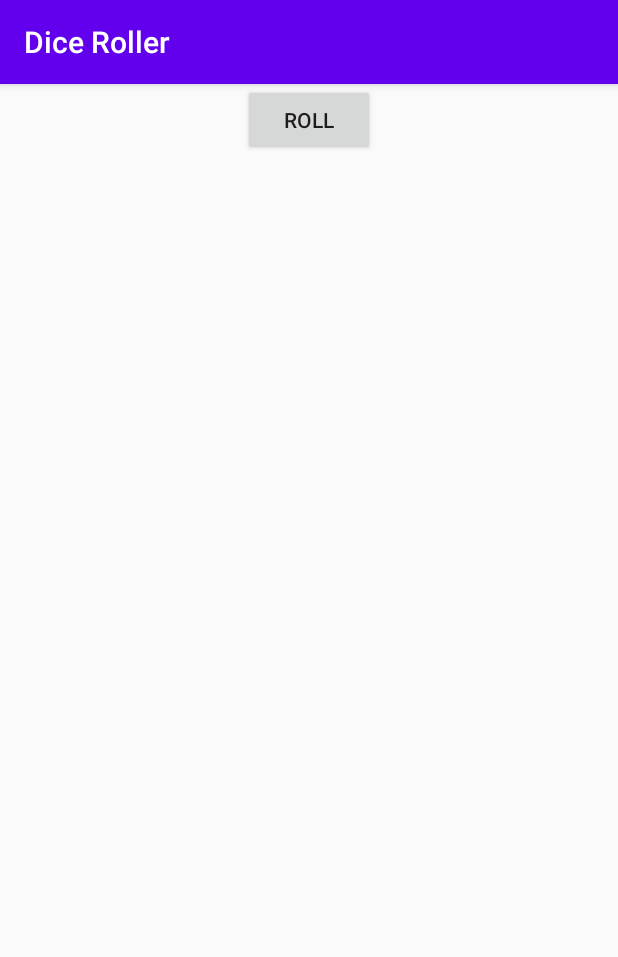
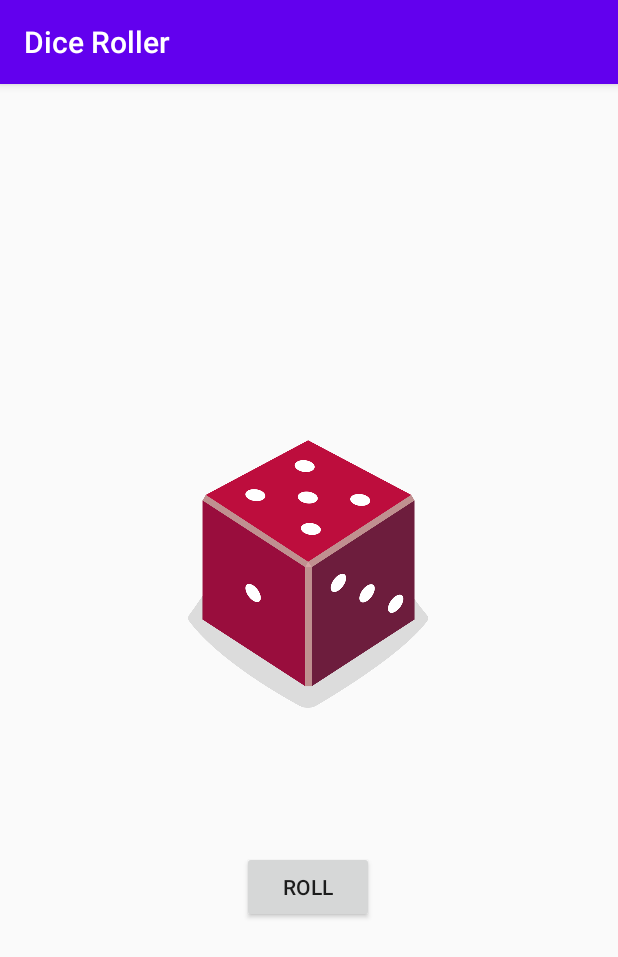
Before and after one commit to AlexBCSouza/Kotlin, an Android app: the screen it shows after launch (MainActivity), after a tap on "ROLL", on a phone screen of 412 x 824 dp. Shown: the top 957 px of the screen. Run offline under Robolectric (Android 15) with nearby library versions, the phone set to English and light mode, and no system bars.

Commit message:
Kotlin_Aula_11_ Jogando_dados.

```diff
--- a/Aula_11_Projeto/DiceRoller/app/src/main/java/com/example/diceroller/MainActivity.kt
+++ b/Aula_11_Projeto/DiceRoller/app/src/main/java/com/example/diceroller/MainActivity.kt
@@ -17,6 +17,7 @@
 
 import android.os.Bundle
 import android.widget.Button
+import android.widget.ImageView
 import android.widget.TextView
 import androidx.appcompat.app.AppCompatActivity
 
@@ -48,9 +49,17 @@
         val dice = Dice(6)
         val diceRoll = dice.roll()
 
-        // Update the screen with the dice roll
-        val resultTextView: TextView = findViewById(R.id.textView)
-        resultTextView.text = diceRoll.toString()
+        val diceImage: ImageView = findViewById(R.id.imageView)
+        when (diceRoll) {
+            1 -> diceImage.setImageResource(R.drawable.dice_1)
+            2 -> diceImage.setImageResource(R.drawable.dice_2)
+            3 -> diceImage.setImageResource(R.drawable.dice_3)
+            4 -> diceImage.setImageResource(R.drawable.dice_4)
+            5 -> diceImage.setImageResource(R.drawable.dice_5)
+            6 -> diceImage.setImageResource(R.drawable.dice_6)
+        }
+
+
     }
 }
 
--- a/Aula_11_Projeto/DiceRoller/app/src/main/res/layout/activity_main.xml
+++ b/Aula_11_Projeto/DiceRoller/app/src/main/res/layout/activity_main.xml
@@ -26,17 +26,25 @@
         android:id="@+id/button"
         android:layout_width="wrap_content"
         android:layout_height="wrap_content"
+        android:layout_marginTop="16dp"
         android:text="@string/roll"
+        app:layout_constraintBottom_toBottomOf="parent"
         app:layout_constraintEnd_toEndOf="parent"
+        app:layout_constraintHorizontal_bias="0.498"
         app:layout_constraintStart_toStartOf="parent"
-        tools:layout_editor_absoluteY="390dp" />
+        app:layout_constraintTop_toBottomOf="@+id/imageView"
+        app:layout_constraintVertical_bias="0.248" />
 
     <ImageView
         android:id="@+id/imageView"
-        android:layout_width="wrap_content"
-        android:layout_height="wrap_content"
-        tools:layout_editor_absoluteX="147dp"
-        tools:layout_editor_absoluteY="148dp"
-        tools:srcCompat="@tools:sample/avatars" />
+        android:layout_width="160dp"
+        android:layout_height="200dp"
+        app:layout_constraintBottom_toBottomOf="parent"
+        app:layout_constraintEnd_toEndOf="parent"
+        app:layout_constraintHorizontal_bias="0.498"
+        app:layout_constraintStart_toStartOf="parent"
+        app:layout_constraintTop_toTopOf="parent"
+        app:layout_constraintVertical_bias="0.399"
+        tools:srcCompat="@drawable/dice_1" />
 
 </androidx.constraintlayout.widget.ConstraintLayout>
```
Also changed, not shown: Aula_11_Projeto/DiceRoller/app/src/main/res/drawable/dice_1.png (added), Aula_11_Projeto/DiceRoller/app/src/main/res/drawable/dice_2.png (added), Aula_11_Projeto/DiceRoller/app/src/main/res/drawable/dice_3.png (added), Aula_11_Projeto/DiceRoller/app/src/main/res/drawable/dice_4.png (added), Aula_11_Projeto/DiceRoller/app/src/main/res/drawable/dice_5.png (added), Aula_11_Projeto/DiceRoller/app/src/main/res/drawable/dice_6.png (added), 6 other files.
